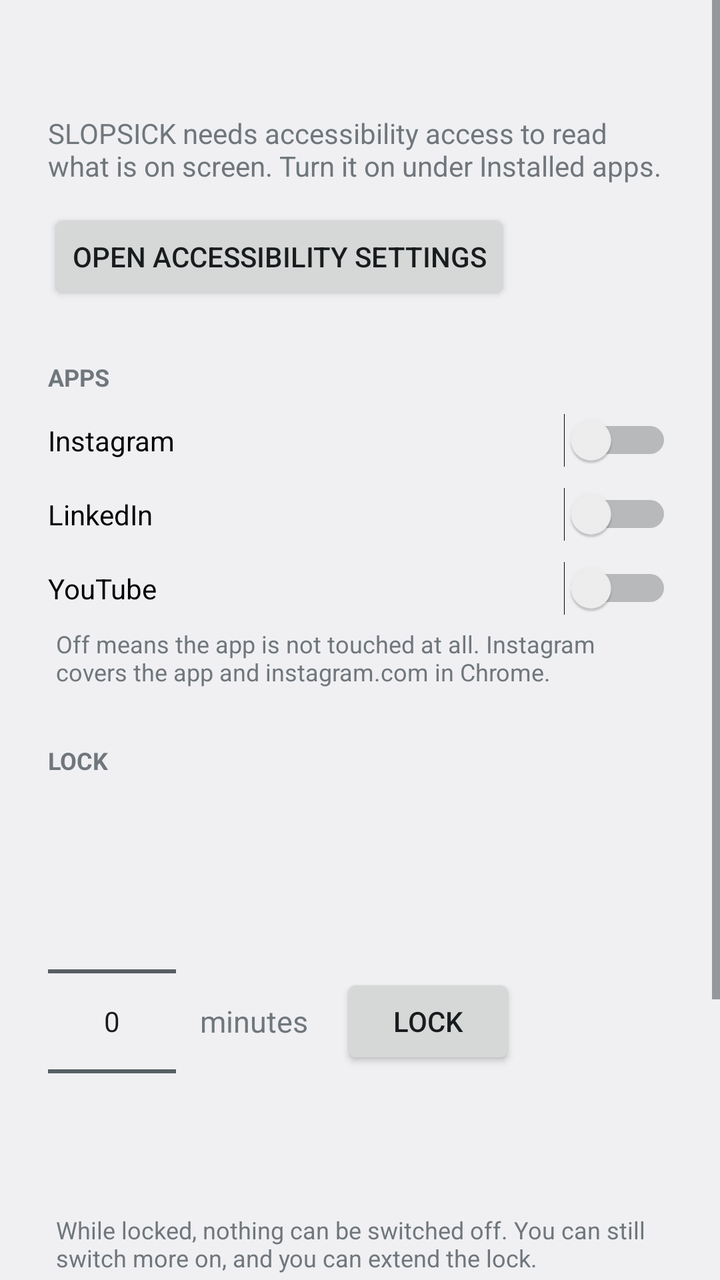
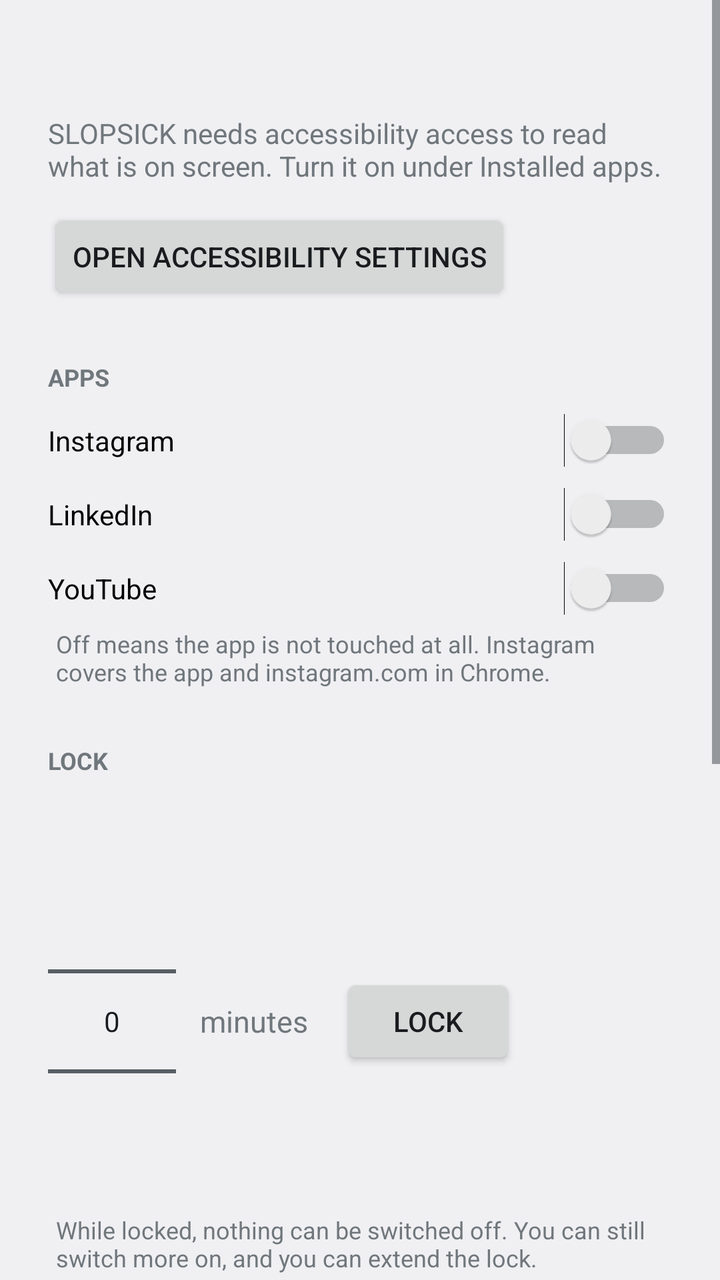

The first picture is an Android layout as it rendered before a commit; the second is the same layout after the commit. The layout source and the unified diff follow.
<!-- AndroidManifest.xml: application theme Theme.FocusTube -->
<!-- res/layout/activity_main.xml -->
<?xml version="1.0" encoding="utf-8"?>
<ScrollView xmlns:android="http://schemas.android.com/apk/res/android"
    android:layout_width="match_parent"
    android:layout_height="match_parent"
    android:fillViewport="true">

    <LinearLayout
        android:layout_width="match_parent"
        android:layout_height="wrap_content"
        android:orientation="vertical"
        android:padding="24dp">

        <TextView
            android:id="@+id/status"
            android:layout_width="match_parent"
            android:layout_height="wrap_content"
            android:textSize="20sp"
            android:textStyle="bold" />

        <TextView
            android:id="@+id/statusHint"
            android:layout_width="match_parent"
            android:layout_height="wrap_content"
            android:layout_marginTop="6dp"
            android:text="@string/status_off_hint"
            android:textSize="14sp" />

        <Button
            android:id="@+id/openSettings"
            android:layout_width="wrap_content"
            android:layout_height="wrap_content"
            android:layout_marginTop="12dp"
            android:text="@string/open_settings" />

        
        <TextView
            style="@style/SectionHeading"
            android:layout_width="match_parent"
            android:layout_height="wrap_content"
            android:text="@string/section_apps" />

        <Switch
            android:id="@+id/optInstagram"
            style="@style/Row"
            android:layout_width="match_parent"
            android:layout_height="wrap_content"
            android:text="@string/opt_instagram" />

        <Switch
            android:id="@+id/optLinkedIn"
            style="@style/Row"
            android:layout_width="match_parent"
            android:layout_height="wrap_content"
            android:text="@string/opt_linkedin" />

        <Switch
            android:id="@+id/optYouTube"
            style="@style/Row"
            android:layout_width="match_parent"
            android:layout_height="wrap_content"
            android:text="@string/opt_youtube" />

        <TextView
            style="@style/Caption"
            android:layout_width="match_parent"
            android:layout_height="wrap_content"
            android:text="@string/apps_hint" />

        
        <TextView
            style="@style/SectionHeading"
            android:layout_width="match_parent"
            android:layout_height="wrap_content"
            android:text="@string/section_lock" />

        <TextView
            android:id="@+id/lockStatus"
            android:layout_width="match_parent"
            android:layout_height="wrap_content"
            android:layout_marginTop="4dp"
            android:textSize="15sp"
            android:textStyle="bold" />

        <LinearLayout
            android:layout_width="match_parent"
            android:layout_height="wrap_content"
            android:layout_marginTop="8dp"
            android:gravity="center_vertical"
            android:orientation="horizontal">

            <NumberPicker
                android:id="@+id/lockMinutes"
                android:layout_width="wrap_content"
                android:layout_height="wrap_content" />

            <TextView
                android:layout_width="wrap_content"
                android:layout_height="wrap_content"
                android:layout_marginStart="12dp"
                android:text="@string/lock_minutes"
                android:textSize="15sp" />

            <Button
                android:id="@+id/lockButton"
                android:layout_width="wrap_content"
                android:layout_height="wrap_content"
                android:layout_marginStart="16dp"
                android:text="@string/lock_button" />
        </LinearLayout>

        <TextView
            style="@style/Caption"
            android:layout_width="match_parent"
            android:layout_height="wrap_content"
            android:text="@string/lock_hint" />

        <TextView
            style="@style/Caption"
            android:layout_width="match_parent"
            android:layout_height="wrap_content"
            android:text="@string/lock_honest" />

        
        <TextView
            style="@style/SectionHeading"
            android:layout_width="match_parent"
            android:layout_height="wrap_content"
            android:text="@string/section_privacy" />

        <TextView
            style="@style/Caption"
            android:layout_width="match_parent"
            android:layout_height="wrap_content"
            android:text="@string/privacy_body" />
    </LinearLayout>
</ScrollView>
<!-- resources referenced by this layout -->
<resources>
  <string name="apps_hint">Off means the app is not touched at all. Instagram covers the app and instagram.com in Chrome.</string>
  <string name="lock_button">Lock</string>
  <string name="lock_hint">While locked, nothing can be switched off. You can still switch more on, and you can extend the lock.</string>
  <string name="lock_honest">This is a promise the app makes to you, not a security measure: Android\'s own accessibility switch is always there.</string>
  <string name="lock_minutes">minutes</string>
  <string name="open_settings">Open accessibility settings</string>
  <string name="opt_instagram">Instagram</string>
  <string name="opt_linkedin">LinkedIn</string>
  <string name="opt_youtube">YouTube</string>
  <string name="privacy_body">This app has no internet permission, so it cannot send anything anywhere. It only receives screen content from Instagram, LinkedIn and YouTube — the system enforces that list. Nothing is stored except the switches above.</string>
  <string name="section_apps">Apps</string>
  <string name="section_lock">Lock</string>
  <string name="section_privacy">Privacy</string>
  <string name="status_off_hint">SLOPSICK needs accessibility access to read what is on screen. Turn it on under Installed apps.</string>
  <style name="Caption">
          <item name="android:layout_marginTop">6dp</item>
          <item name="android:layout_marginStart">4dp</item>
          <item name="android:textSize">12sp</item>
      </style>
  <style name="Row">
          <item name="android:layout_marginTop">10dp</item>
      </style>
  <style name="SectionHeading">
          <item name="android:layout_marginTop">28dp</item>
          <item name="android:textAllCaps">true</item>
          <item name="android:textSize">12sp</item>
          <item name="android:textStyle">bold</item>
      </style>
  <style name="Theme.FocusTube" parent="@android:style/Theme.DeviceDefault.Light.NoActionBar">
          <item name="android:colorAccent">@color/accent</item>
          <item name="android:colorPrimary">@color/accent</item>
      </style>
  <color name="accent">#00964F</color>
</resources>

<!-- the commit's change to res/layout/activity_main.xml (unified diff, before → after) -->
@@ -125,6 +125,32 @@
             style="@style/SectionHeading"
             android:layout_width="match_parent"
             android:layout_height="wrap_content"
+            android:text="@string/section_reports" />
+
+        <Switch
+            android:id="@+id/optReports"
+            style="@style/Row"
+            android:layout_width="match_parent"
+            android:layout_height="wrap_content"
+            android:text="@string/opt_reports" />
+
+        <TextView
+            style="@style/Caption"
+            android:layout_width="match_parent"
+            android:layout_height="wrap_content"
+            android:text="@string/reports_hint" />
+
+        <TextView
+            style="@style/Caption"
+            android:layout_width="match_parent"
+            android:layout_height="wrap_content"
+            android:text="@string/reports_privacy" />
+
+        
+        <TextView
+            style="@style/SectionHeading"
+            android:layout_width="match_parent"
+            android:layout_height="wrap_content"
             android:text="@string/section_privacy" />
 
         <TextView
<!-- resource entries referenced after the edit -->
@@ -8,11 +8,15 @@
   <string name="open_settings">Open accessibility settings</string>
   <string name="opt_instagram">Instagram</string>
   <string name="opt_linkedin">LinkedIn</string>
+  <string name="opt_reports">Report button on every cover</string>
   <string name="opt_youtube">YouTube</string>
-  <string name="privacy_body">This app has no internet permission, so it cannot send anything anywhere. It only receives screen content from Instagram, LinkedIn and YouTube — the system enforces that list. Nothing is stored except the switches above.</string>
+  <string name="privacy_body">This app has no internet permission, so it cannot send anything anywhere. It only receives screen content from Instagram, LinkedIn and YouTube — the system enforces that list. Nothing is stored except the switches above and any bug reports you write yourself.</string>
+  <string name="reports_hint">Tap the 👇 on a cover when it gets something wrong. SLOPSICK writes the screen layout, what it made of it, and a screenshot taken with the cover down.</string>
+  <string name="reports_privacy">Those files contain the posts that were on screen. They are written to this app\'s own folder on the phone and go nowhere else — there is no internet permission. Collect them over USB:\n\nadb pull /sdcard/Android/data/dev.amishutkin.slopsick/files/reports</string>
   <string name="section_apps">Apps</string>
   <string name="section_lock">Lock</string>
   <string name="section_privacy">Privacy</string>
+  <string name="section_reports">Bug reports</string>
   <string name="status_off_hint">SLOPSICK needs accessibility access to read what is on screen. Turn it on under Installed apps.</string>
   <style name="Caption">
           <item name="android:layout_marginTop">6dp</item>
